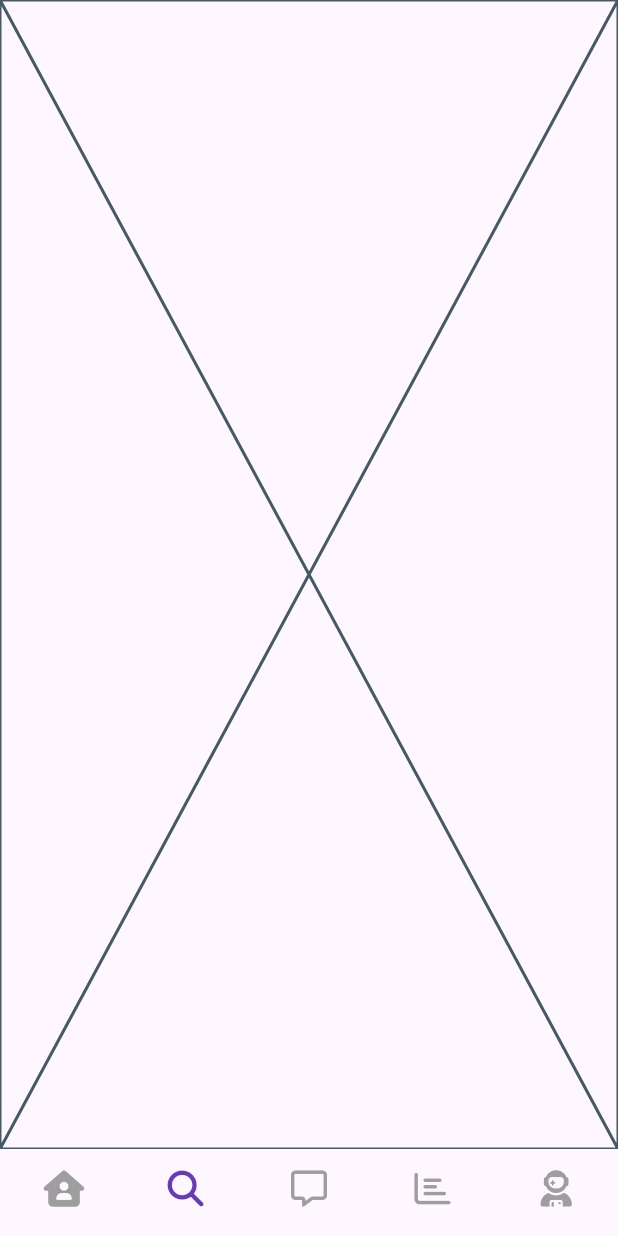
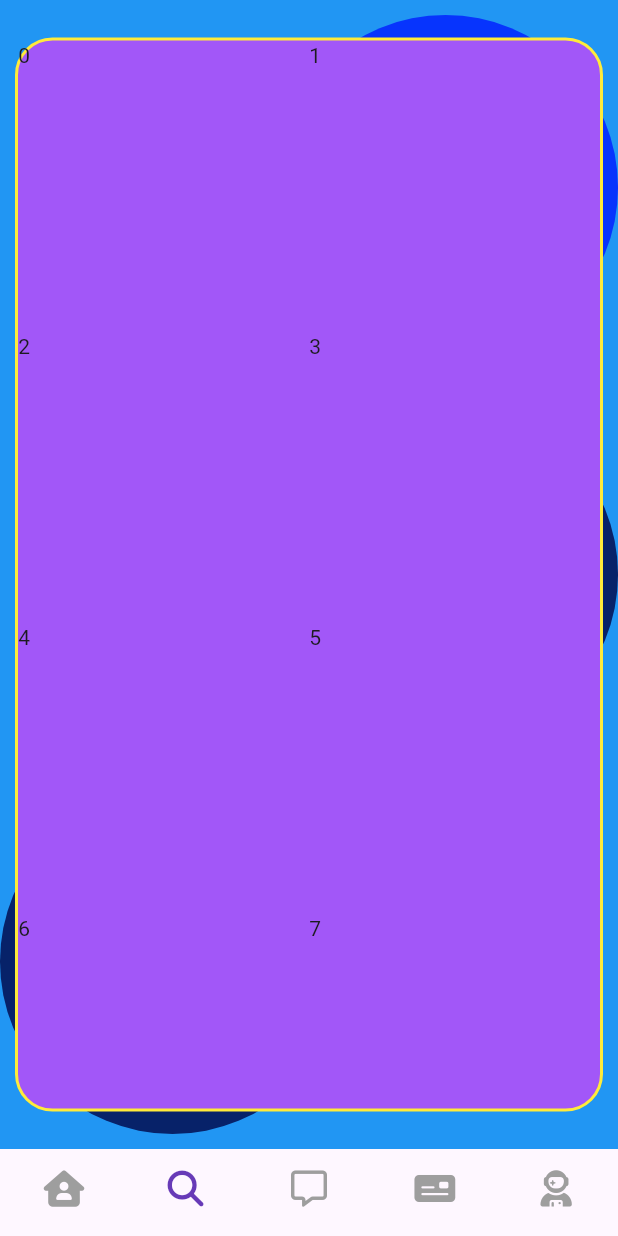
Before and after one commit to nestsoft-dev/Trivia-game-flutter, a Flutter app: the BottomNav screen opened directly, item 2 of the bottom bar chosen, on a phone screen of 412 x 824 dp. Run offline on Flutter 3.47's test engine with Material 2 defaults, Android fonts, the phone set to English and light mode, and no system bars; our stand-ins replace animate_do, avatar_glow, flutter_card_swiper, font_awesome_flutter, google_fonts, in_app_review and 3 more; missing offline and left inert: in_app_update; accounts and stored records are empty; network calls fail; project files that could hold a hidden picture were left out.

Commit message:
fixed search screen

```diff
--- a/lib/constants/constant.dart
+++ b/lib/constants/constant.dart
@@ -2,6 +2,9 @@ import 'package:flutter/material.dart';
 
 final Color defaultButton = Colors.deepPurple;
 final Color lighBg = Color.fromARGB(143, 229, 213, 255);
+final Color lighBlue = Color.fromARGB(255, 1, 27, 255);
+final Color darkblue = Color.fromARGB(255, 0, 5, 70);
+final Color lighyellow = Colors.yellow;
 final String imageUrl =
     'https://firebasestorage.googleapis.com/v0/b/my-bch-farm.appspot.com/o/cj.jpg?alt=media&token=bece50b2-1cfe-41ca-94d5-17a0a916ae4f';
 
--- a/lib/pages/onboarding_screen.dart
+++ b/lib/pages/onboarding_screen.dart
@@ -30,10 +30,13 @@ class _OnBoardingScreenState extends State<OnBoardingScreen> {
   Widget build(BuildContext context) {
     Size size = MediaQuery.of(context).size;
     return Scaffold(
+      backgroundColor: Colors.white,
       body: Container(
         height: size.height,
         width: size.width,
-        decoration: const BoxDecoration(
+        margin: const EdgeInsets.only(top: 10, left: 10, right: 10, bottom: 10),
+        decoration: BoxDecoration(
+            borderRadius: BorderRadius.circular(20),
             gradient: LinearGradient(
                 colors: [Colors.deepPurple, Colors.purple],
                 begin: Alignment.bottomRight)),
--- a/lib/screens/bottom_nav.dart
+++ b/lib/screens/bottom_nav.dart
@@ -23,12 +23,12 @@ class _BottomNavState extends State<BottomNav> {
     });
   }
 
-  List<Widget> _screen =  [
-  const  HomePage(),
-  const  SearchPage(),
-  const  MyChats(),
-  const  Charts(),
-  const  Profile()
+  List<Widget> _screen = [
+    const HomePage(),
+    const SearchPage(),
+    const MyChats(),
+    const Charts(),
+    const Profile()
   ];
 
   @override
@@ -52,7 +52,7 @@ class _BottomNavState extends State<BottomNav> {
             BottomNavigationBarItem(
                 icon: Icon(FontAwesomeIcons.message), label: 'Chats'),
             BottomNavigationBarItem(
-                icon: Icon(FontAwesomeIcons.chartBar), label: 'Chart'),
+                icon: Icon(FontAwesomeIcons.moneyCheck), label: 'Payment'),
             BottomNavigationBarItem(
                 icon: Icon(FontAwesomeIcons.userAstronaut), label: 'Profile'),
           ]),
--- a/lib/screens/search.dart
+++ b/lib/screens/search.dart
@@ -1,4 +1,6 @@
 import 'package:flutter/material.dart';
+
+import '../constants/constant.dart';
 
 class SearchPage extends StatefulWidget {
   const SearchPage({super.key});
@@ -10,6 +12,61 @@ class SearchPage extends StatefulWidget {
 class _SearchPageState extends State<SearchPage> {
   @override
   Widget build(BuildContext context) {
-    return const Placeholder();
+    Size size = MediaQuery.of(context).size;
+    return Scaffold(
+      backgroundColor: Colors.blue,
+      body: Stack(children: [
+        Align(
+          alignment: Alignment(1, -1),
+          child: Container(
+            height: 250,
+            width: 230,
+            decoration: BoxDecoration(
+              shape: BoxShape.circle,
+              color: lighBlue.withOpacity(0.8),
+            ),
+          ),
+        ),
+        Align(
+          alignment: Alignment(1, 0),
+          child: Container(
+            height: 250,
+            width: 230,
+            decoration: BoxDecoration(
+              shape: BoxShape.circle,
+              color: darkblue.withOpacity(0.8),
+            ),
+          ),
+        ),
+        Align(
+          alignment: Alignment(-1, 1),
+          child: Container(
+            height: 250,
+            width: 230,
+            decoration: BoxDecoration(
+              shape: BoxShape.circle,
+              color: darkblue.withOpacity(0.8),
+            ),
+          ),
+        ),
+        Padding(
+          padding: const EdgeInsets.symmetric(horizontal: 10, vertical: 25),
+          child: Center(
+            child: Container(
+              height: size.height,
+              width: size.width,
+              decoration: BoxDecoration(
+                  border: Border.all(width: 2, color: Colors.yellow),
+                  color: Color.fromARGB(255, 162, 87, 248),
+                  borderRadius: BorderRadius.circular(25)),
+              child: GridView.builder(
+                  gridDelegate:const SliverGridDelegateWithFixedCrossAxisCount(
+                      crossAxisCount: 2),
+                  itemBuilder: (context, index) => Text(index.toString())),
+            ),
+          ),
+        )
+      ]),
+    );
   }
 }
```
Also changed, not shown: lib/main.dart (+6 -3 lines), lib/screens/chats.dart (+11 -1 lines), lib/screens/home.dart (+11 -5 lines), lib/widgets/chat_list_item.dart (added, +32 -0 lines).
